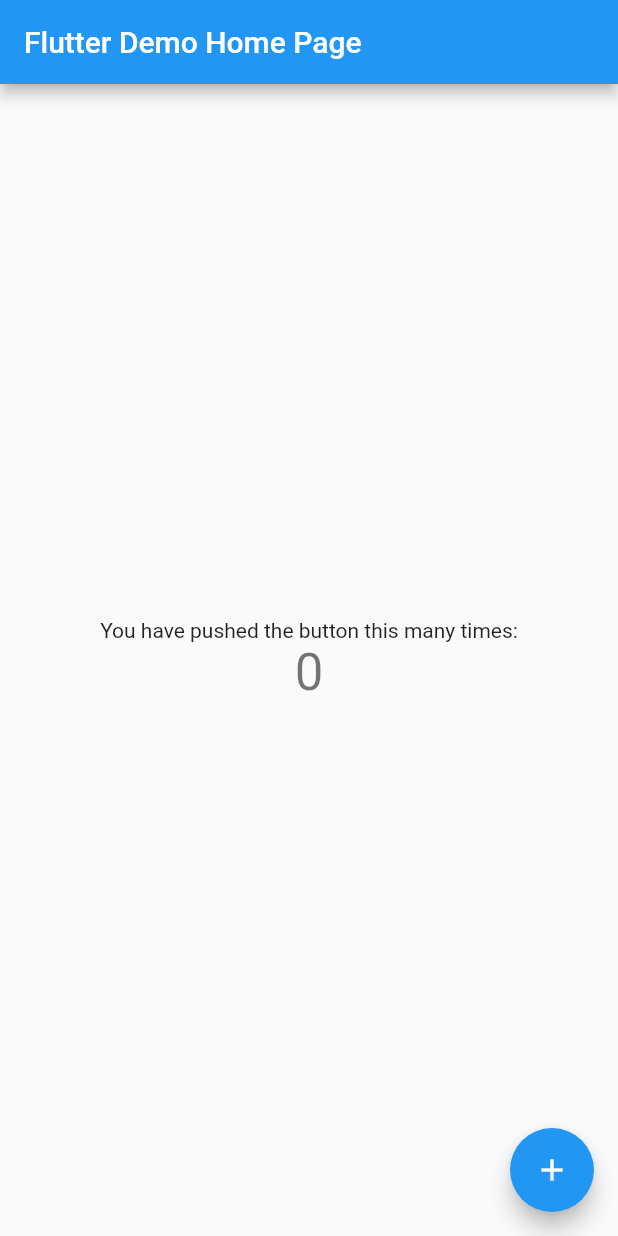
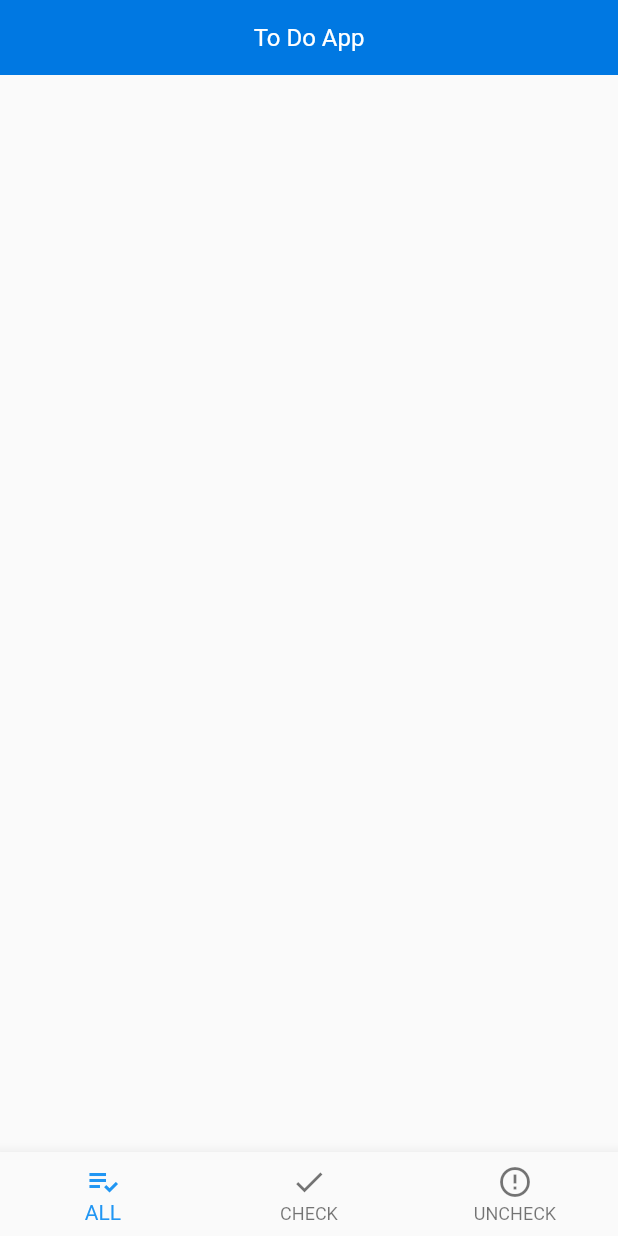
Before and after one commit to Jayden62/todo, a Flutter app: the screen it shows after launch, on a phone screen of 412 x 824 dp. Run offline on Flutter 3.47's test engine with Material 2 defaults, Android fonts, the phone set to English and light mode, and no system bars; our stand-ins replace splashscreen.

Commit message:
commit msg.

```diff
--- /dev/null
+++ b/flutter_todo/lib/home/HomeScreen.dart
@@ -0,0 +1,69 @@
+import 'package:flutter/material.dart';
+import 'package:flutter_todo/stateless/TopStateless.dart';
+
+class HomeScreen extends StatefulWidget {
+  final String appName;
+
+  HomeScreen(this.appName);
+
+  @override
+  State<StatefulWidget> createState() => HomeState();
+}
+
+class HomeState extends State<HomeScreen> {
+  @override
+  Widget build(BuildContext context) {
+    return Scaffold(
+      appBar: initAppBar,
+      body: initBody,
+      bottomNavigationBar: initBottomNavigationBar,
+    );
+  }
+
+  Widget get initBottomNavigationBar => BottomNavigationBar(
+        currentIndex: 0,
+        items: [
+          BottomNavigationBarItem(
+            icon: Icon(Icons.playlist_add_check),
+            title: Text('ALL'),
+          ),
+          BottomNavigationBarItem(
+            icon: Icon(Icons.check),
+            title: Text('CHECK'),
+          ),
+          BottomNavigationBarItem(
+            icon: Icon(Icons.error_outline),
+            title: Text('UNCHECK'),
+          )
+        ],
+      );
+
+  Widget get initBody => WillPopScope(
+        /// WillPopScope will be unable Back Button on Android
+        onWillPop: () async => false,
+        child: Container(
+            child: Column(
+          mainAxisSize: MainAxisSize.max,
+          children: <Widget>[
+            initTop,
+            initPages,
+          ],
+        )),
+      );
+
+  Widget get initTop => TopStateless(title: widget.appName);
+
+  Widget get initPages => Expanded(
+        child: PageView(),
+      );
+
+  PreferredSize get initAppBar {
+    /// Default appbar is transparent.
+    return PreferredSize(
+        preferredSize: Size.fromHeight(0),
+        child: AppBar(
+          backgroundColor: Colors.white,
+          elevation: 0,
+        ));
+  }
+}
--- a/flutter_todo/lib/main.dart
+++ b/flutter_todo/lib/main.dart
@@ -1,4 +1,6 @@
 import 'package:flutter/material.dart';
+import 'package:flutter_todo/home/HomeScreen.dart';
+import 'package:splashscreen/splashscreen.dart';
 
 void main() => runApp(MyApp());
 
@@ -9,103 +11,36 @@ class MyApp extends StatelessWidget {
     return MaterialApp(
       title: 'Flutter Demo',
       theme: ThemeData(
-        // This is the theme of your application.
-        //
-        // Try running your application with "flutter run". You'll see the
-        // application has a blue toolbar. Then, without quitting the app, try
-        // changing the primarySwatch below to Colors.green and then invoke
-        // "hot reload" (press "r" in the console where you ran "flutter run",
-        // or simply save your changes to "hot reload" in a Flutter IDE).
-        // Notice that the counter didn't reset back to zero; the application
-        // is not restarted.
         primarySwatch: Colors.blue,
       ),
-      home: MyHomePage(title: 'Flutter Demo Home Page'),
+      home: MyHomePage(),
     );
   }
 }
 
 class MyHomePage extends StatefulWidget {
-  MyHomePage({Key key, this.title}) : super(key: key);
-
-  // This widget is the home page of your application. It is stateful, meaning
-  // that it has a State object (defined below) that contains fields that affect
-  // how it looks.
-
-  // This class is the configuration for the state. It holds the values (in this
-  // case the title) provided by the parent (in this case the App widget) and
-  // used by the build method of the State. Fields in a Widget subclass are
-  // always marked "final".
-
-  final String title;
-
   @override
   _MyHomePageState createState() => _MyHomePageState();
 }
 
 class _MyHomePageState extends State<MyHomePage> {
-  int _counter = 0;
-
-  void _incrementCounter() {
-    setState(() {
-      // This call to setState tells the Flutter framework that something has
-      // changed in this State, which causes it to rerun the build method below
-      // so that the display can reflect the updated values. If we changed
-      // _counter without calling setState(), then the build method would not be
-      // called again, and so nothing would appear to happen.
-      _counter++;
-    });
-  }
+  final String appName = 'To Do App';
 
   @override
   Widget build(BuildContext context) {
-    // This method is rerun every time setState is called, for instance as done
-    // by the _incrementCounter method above.
-    //
-    // The Flutter framework has been optimized to make rerunning build methods
-    // fast, so that you can just rebuild anything that needs updating rather
-    // than having to individually change instances of widgets.
     return Scaffold(
-      appBar: AppBar(
-        // Here we take the value from the MyHomePage object that was created by
-        // the App.build method, and use it to set our appbar title.
-        title: Text(widget.title),
-      ),
-      body: Center(
-        // Center is a layout widget. It takes a single child and positions it
-        // in the middle of the parent.
-        child: Column(
-          // Column is also a layout widget. It takes a list of children and
-          // arranges them vertically. By default, it sizes itself to fit its
-          // children horizontally, and tries to be as tall as its parent.
-          //
-          // Invoke "debug painting" (press "p" in the console, choose the
-          // "Toggle Debug Paint" action from the Flutter Inspector in Android
-          // Studio, or the "Toggle Debug Paint" command in Visual Studio Code)
-          // to see the wireframe for each widget.
-          //
-          // Column has various properties to control how it sizes itself and
-          // how it positions its children. Here we use mainAxisAlignment to
-          // center the children vertically; the main axis here is the vertical
-          // axis because Columns are vertical (the cross axis would be
-          // horizontal).
-          mainAxisAlignment: MainAxisAlignment.center,
-          children: <Widget>[
-            Text(
-              'You have pushed the button this many times:',
-            ),
-            Text(
-              '$_counter',
-              style: Theme.of(context).textTheme.display1,
-            ),
-          ],
-        ),
-      ),
-      floatingActionButton: FloatingActionButton(
-        onPressed: _incrementCounter,
-        tooltip: 'Increment',
-        child: Icon(Icons.add),
-      ), // This trailing comma makes auto-formatting nicer for build methods.
+      appBar: null,
+      body: SplashScreen(
+          seconds: 3,
+          navigateAfterSeconds: HomeScreen(appName),
+          title: Text(appName,
+              style: TextStyle(
+                  fontSize: 30,
+                  color: Colors.white,
+                  fontWeight: FontWeight.bold)),
+          backgroundColor: Colors.blue[300],
+          loaderColor: Colors
+              .red), // This trailing comma makes auto-formatting nicer for build methods.
     );
   }
 }
--- /dev/null
+++ b/flutter_todo/lib/stateless/TopStateless.dart
@@ -0,0 +1,42 @@
+import 'package:flutter/material.dart';
+import 'package:flutter_todo/style/BaseStyle.dart';
+
+class TopStateless extends StatelessWidget {
+  final Function onLeft;
+  final Function onRight;
+  final Widget leftIcon;
+  final Widget rightIcon;
+  final String title;
+
+  TopStateless(
+      {this.onLeft, this.title, this.onRight, this.leftIcon, this.rightIcon});
+
+  @override
+  Widget build(BuildContext context) {
+    return Container(
+      height: topHeight,
+      color: topBgColor,
+      child: Row(
+        mainAxisAlignment: MainAxisAlignment.spaceBetween,
+        children: <Widget>[
+          GestureDetector(
+              onTap: () {
+                onLeft();
+              },
+              child: Container(
+                  margin: EdgeInsets.only(left: margin10), child: rightIcon)),
+          Text(
+            title,
+            style: TextStyle(color: whiteColor, fontSize: font16),
+          ),
+          GestureDetector(
+              onTap: () {
+                onRight();
+              },
+              child: Container(
+                  margin: EdgeInsets.only(right: margin10), child: leftIcon)),
+        ],
+      ),
+    );
+  }
+}
--- /dev/null
+++ b/flutter_todo/lib/style/BaseStyle.dart
@@ -0,0 +1,9 @@
+import 'package:flutter/material.dart';
+
+var height0 = 0.0;
+var elevation0 = 0.0;
+var topHeight = 50.0;
+var topBgColor = Color.fromARGB(255, 0, 120, 226);
+var whiteColor = Colors.white;
+var font16 = 16.0;
+var margin10 = 10.0;
--- a/flutter_todo/pubspec.yaml
+++ b/flutter_todo/pubspec.yaml
@@ -23,6 +23,7 @@ dependencies:
   # The following adds the Cupertino Icons font to your application.
   # Use with the CupertinoIcons class for iOS style icons.
   cupertino_icons: ^0.1.2
+  splashscreen: ^1.2.0
 
 dev_dependencies:
   flutter_test:
```
Also changed, not shown: flutter_todo/lib/model/Note.dart (added, +21 -0 lines), flutter_todo/pubspec.lock.
